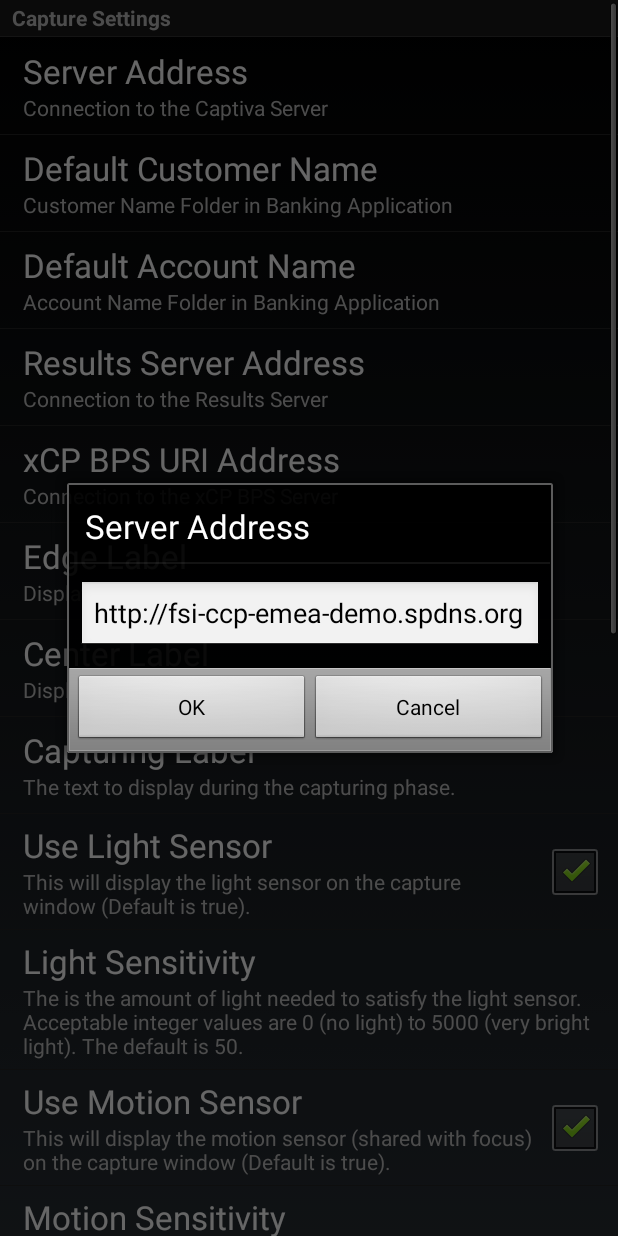
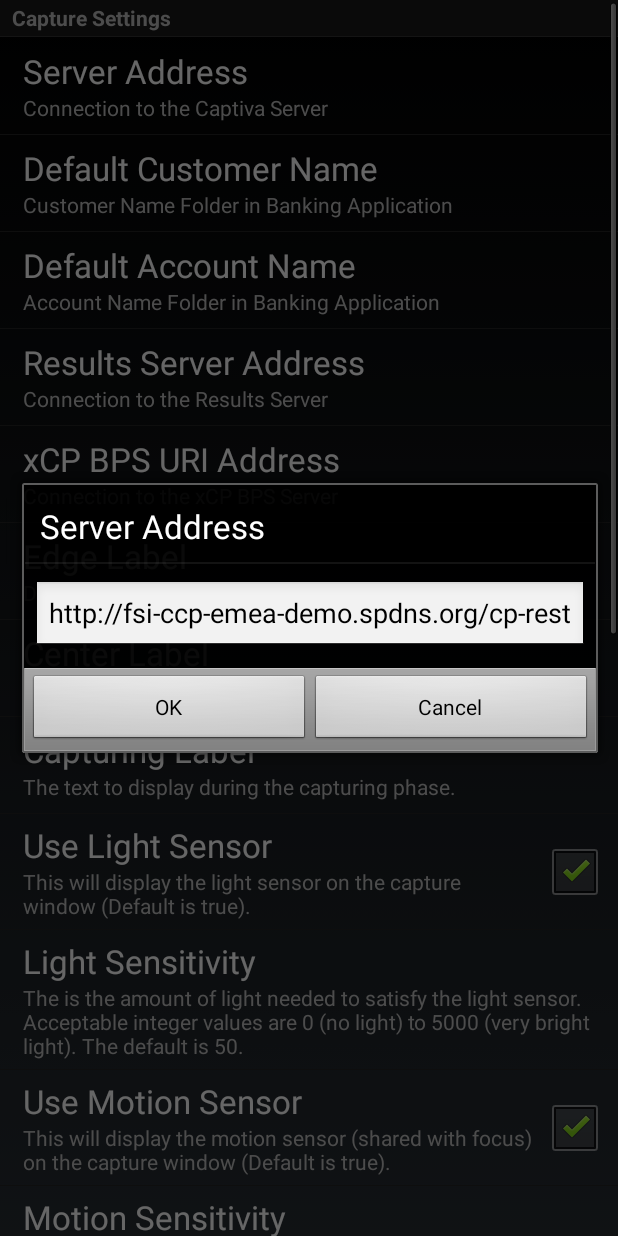
Before and after one commit to svinchon/EMCMobileBankingxCP, an Android app: the SettingsActivity screen opened directly, with no data from a screen before it, after a tap on "Server Address", on a phone screen of 412 x 824 dp. Run offline under Robolectric (Android 15) with nearby library versions, the phone set to English and light mode, and no system bars; libraries missing offline, so code that uses them is left out: emc.captiva.mobile; 1 other tap on this screen came first.

Commit message:
setting adjustments and better mask for id card

```diff
--- a/app/src/main/res/xml/preferences.xml
+++ b/app/src/main/res/xml/preferences.xml
@@ -15,7 +15,7 @@
             android:key="@string/URI"
             android:title="@string/URI_TITLE"
             android:summary="@string/URI_SUMMARY"
-            android:defaultValue="http://fsi-ccp-emea-demo.spdns.org" />
+            android:defaultValue="http://fsi-ccp-emea-demo.spdns.org/cp-rest" />
         <EditTextPreference
             android:key="@string/customer_name"
             android:title="@string/customer_name_title"
@@ -60,7 +60,7 @@
             android:key="@string/GPREF_SENSOR_LIGHT_VALUE"
             android:title="@string/GPREF_SENSOR_LIGHT_VALUE_TITLE"
             android:summary="@string/GPREF_SENSOR_LIGHT_VALUE_SUMMARY"
-            android:defaultValue="50" />
+            android:defaultValue="1" />
         <CheckBoxPreference
             android:key="@string/GPREF_SENSOR_MOTION"
             android:title="@string/GPREF_SENSOR_MOTION_TITLE"
@@ -70,7 +70,7 @@
             android:key="@string/GPREF_SENSOR_MOTION_VALUE"
             android:title="@string/GPREF_SENSOR_MOTION_VALUE_TITLE"
             android:summary="@string/GPREF_SENSOR_MOTION_VALUE_SUMMARY"
-            android:defaultValue=".30" />
+            android:defaultValue="2.0" />
         <CheckBoxPreference
             android:key="@string/GPREF_SENSOR_FOCUS"
             android:title="@string/GPREF_SENSOR_FOCUS_TITLE"
@@ -80,7 +80,7 @@
             android:key="@string/GPREF_GUIDELINES"
             android:title="@string/GPREF_GUIDELINES_TITLE"
             android:summary="@string/GPREF_GUIDELINES_SUMMARY"
-            android:defaultValue="false" />
+            android:defaultValue="true" />
         <CheckBoxPreference
             android:key="@string/GPREF_CANCEL"
             android:title="@string/GPREF_CANCEL_TITLE"
@@ -100,7 +100,7 @@
             android:key="@string/GPREF_OPTIMALCONDREQ"
             android:title="@string/GPREF_OPTIMALCONDREQ_TITLE"
             android:summary="@string/GPREF_OPTIMALCONDREQ_SUMMARY"
-            android:defaultValue="false" />
+            android:defaultValue="true" />
         <EditTextPreference
             android:key="@string/GPREF_IMAGEFORMAT"
             android:title="@string/GPREF_IMAGEFORMAT_TITLE"
@@ -125,6 +125,6 @@
             android:key="@string/GPREF_FILTER_CROP_PADDING"
             android:title="@string/GPREF_FILTER_CROP_PADDING_TITLE"
             android:summary="@string/GPREF_FILTER_CROP_PADDING_SUMMARY"
-            android:defaultValue="0.0" />
+            android:defaultValue="0.05" />
     </PreferenceCategory>
 </PreferenceScreen>
```
Also changed, not shown: 3 other files.
